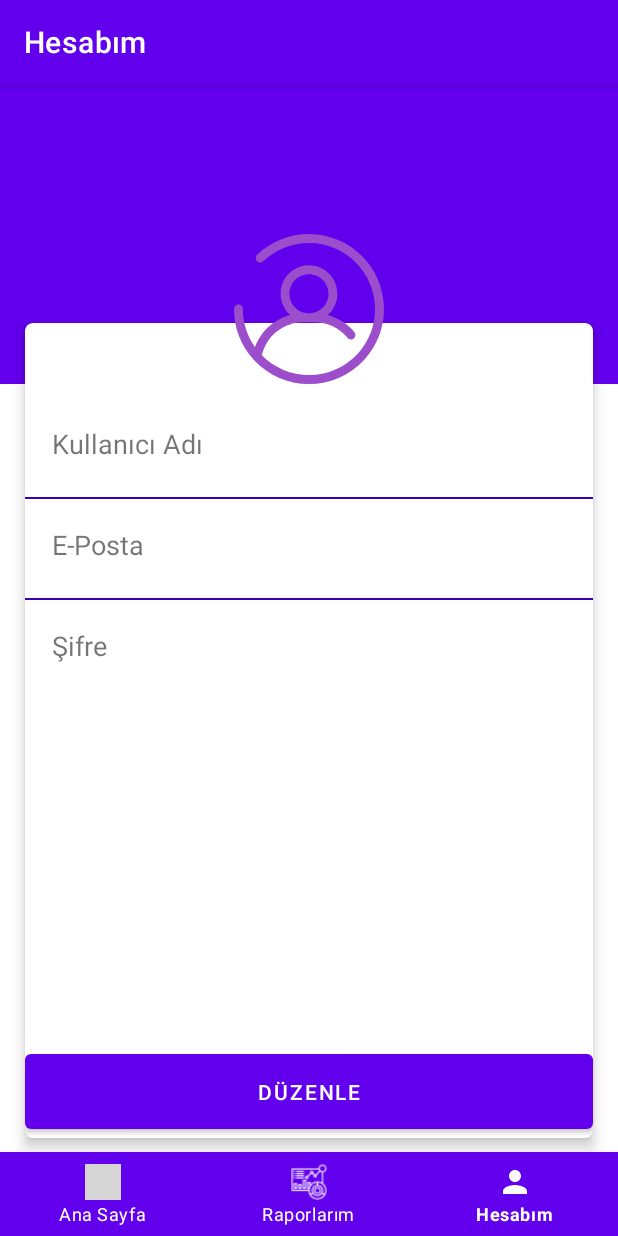
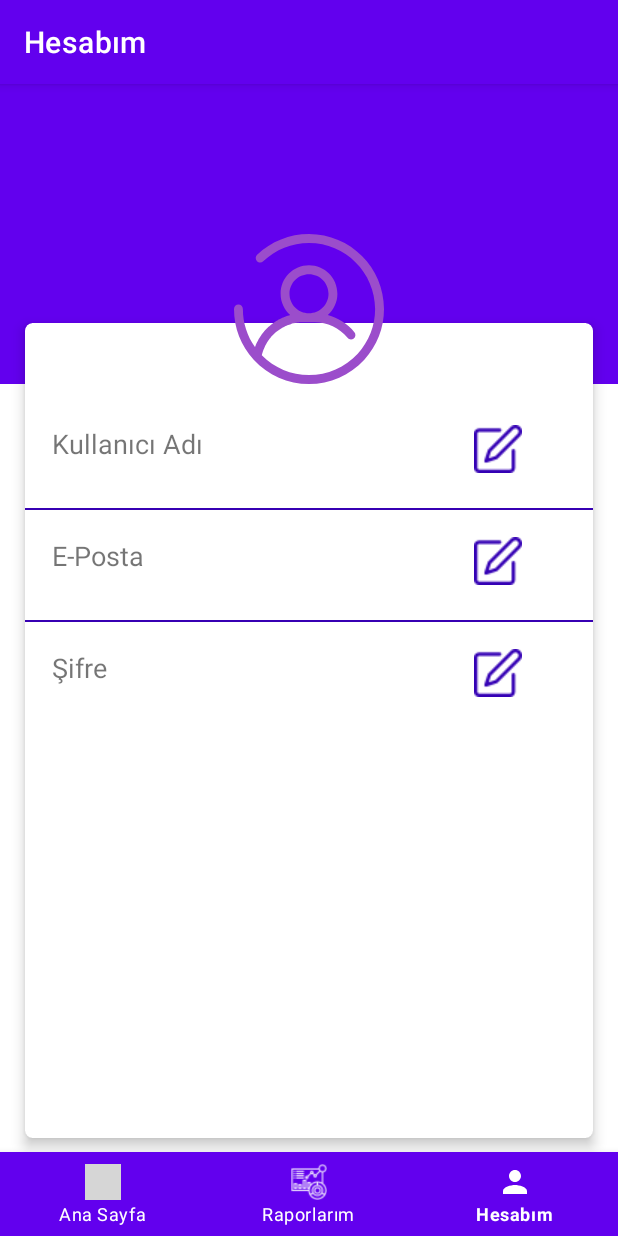
Before and after one commit to omerates760/appcentMyChallange, an Android app: the screen it shows after launch once a user with an empty profile is signed in (MainActivity), item 3 of the bottom bar chosen, on a phone screen of 412 x 824 dp. Run offline under Robolectric (Android 15) with nearby library versions, the light colour scheme and no system bars; our stand-ins replace Firebase (no records; nobody signed in at launch, a user with empty details on screens opened directly), navigation-ui; 1 statement that could not run was skipped; grey boxes are pictures that could not be loaded.

Commit message:
profile screen design changed.

```diff
--- a/app/src/main/java/com/monofire/appcentchallange/db/FbHelper.kt
+++ b/app/src/main/java/com/monofire/appcentchallange/db/FbHelper.kt
@@ -5,6 +5,7 @@ import com.google.firebase.database.*
 import com.monofire.appcentchallange.listener.QuestionListener
 import com.monofire.appcentchallange.model.Campaign
 import com.monofire.appcentchallange.model.Question
+import com.monofire.appcentchallange.model.User
 
 class FbHelper {
     private val firebaseDatabase: DatabaseReference =
@@ -42,4 +43,13 @@ class FbHelper {
 
         })
     }
+    fun userUpdateProfile(
+        user: User,
+    ) {
+        ref.child("Users").child(user.userId).apply {
+            child("email").setValue(user.eMail)
+            child("nickName").setValue(user.eMail)
+            child("passWord").setValue(user.eMail)
+        }
+    }
 }
--- a/app/src/main/java/com/monofire/appcentchallange/ui/user/ProfileFragment.kt
+++ b/app/src/main/java/com/monofire/appcentchallange/ui/user/ProfileFragment.kt
@@ -6,6 +6,8 @@ import android.view.LayoutInflater
 import android.view.View
 import android.view.ViewGroup
 import com.monofire.appcentchallange.R
+import com.monofire.appcentchallange.model.User
+import kotlinx.android.synthetic.main.fragment_profile.*
 
 class ProfileFragment : Fragment() {
 
@@ -18,4 +20,10 @@ class ProfileFragment : Fragment() {
         return inflater.inflate(R.layout.fragment_profile, container, false)
     }
 
+    override fun onViewCreated(view: View, savedInstanceState: Bundle?) {
+        super.onViewCreated(view, savedInstanceState)
+        btn_profile_edit.setOnClickListener {
+
+        }
+    }
 }
--- a/app/src/main/res/layout/fragment_profile.xml
+++ b/app/src/main/res/layout/fragment_profile.xml
@@ -57,28 +57,26 @@
                             android:layout_width="match_parent"
                             android:layout_height="wrap_content"
                             android:orientation="horizontal"
-                            android:weightSum="2.5">
+                            android:weightSum="3">
 
                             <TextView
                                 android:layout_width="0dp"
                                 android:layout_height="wrap_content"
                                 android:layout_marginBottom="5dp"
-                                android:layout_weight="1"
+                                android:layout_weight="2"
                                 android:padding="18dp"
                                 android:text="Kullanıcı Adı"
                                 android:textSize="18sp" />
 
-                            <TextView
-                                android:id="@+id/txtNickName"
+                            <ImageView
+                                android:id="@+id/editNickname"
                                 android:layout_width="0dp"
                                 android:layout_height="wrap_content"
                                 android:layout_marginBottom="5dp"
-                                android:layout_weight="1.5"
+                                android:layout_weight="1"
                                 android:gravity="end"
                                 android:padding="18dp"
-                                android:text=""
-                                android:textColor="#000"
-                                android:textSize="18sp" />
+                                android:src="@drawable/edit" />
 
                         </LinearLayout>
 
@@ -91,28 +89,26 @@
                             android:layout_width="match_parent"
                             android:layout_height="wrap_content"
                             android:orientation="horizontal"
-                            android:weightSum="2.5">
+                            android:weightSum="3">
 
                             <TextView
                                 android:layout_width="0dp"
                                 android:layout_height="wrap_content"
                                 android:layout_marginBottom="5dp"
-                                android:layout_weight="0.7"
+                                android:layout_weight="2"
                                 android:padding="18dp"
                                 android:text="E-Posta"
                                 android:textSize="18sp" />
 
-                            <TextView
-                                android:id="@+id/txtEmail"
+                            <ImageView
+                                android:id="@+id/editMail"
                                 android:layout_width="0dp"
                                 android:layout_height="wrap_content"
                                 android:layout_marginBottom="5dp"
-                                android:layout_weight="1.8"
+                                android:layout_weight="1"
                                 android:gravity="end"
                                 android:padding="18dp"
-                                android:text=""
-                                android:textColor="#000"
-                                android:textSize="18sp" />
+                                android:src="@drawable/edit" />
 
                         </LinearLayout>
 
@@ -125,44 +121,33 @@
                             android:layout_width="match_parent"
                             android:layout_height="wrap_content"
                             android:orientation="horizontal"
-                            android:weightSum="2">
+                            android:weightSum="3">
 
                             <TextView
-                                android:layout_width="match_parent"
+                                android:layout_width="0dp"
                                 android:layout_height="wrap_content"
                                 android:layout_marginBottom="5dp"
-                                android:layout_weight="1"
+                                android:layout_weight="2"
                                 android:padding="18dp"
                                 android:text="Şifre"
                                 android:textSize="18sp" />
 
-                            <TextView
-                                android:id="@+id/txtPassword"
-                                android:layout_width="match_parent"
+
+                            <ImageView
+                                android:id="@+id/editPassword"
+                                android:layout_width="0dp"
                                 android:layout_height="wrap_content"
                                 android:layout_marginBottom="5dp"
                                 android:layout_weight="1"
                                 android:gravity="end"
                                 android:padding="18dp"
-                                android:inputType="textPassword"
-                                android:text=""
-                                android:textColor="#000"
-                                android:textSize="18sp" />
+                                android:src="@drawable/edit" />
 
                         </LinearLayout>
 
                     </LinearLayout>
 
-                    <Button
-                        android:id="@+id/btn_profile_edit"
-                        style="@style/Widget.MaterialComponents.Button"
-                        android:layout_width="match_parent"
-                        android:layout_height="wrap_content"
-                        android:paddingTop="15dp"
-                        android:layout_marginTop="100dp"
-                        android:layout_gravity="center_horizontal"
-                        android:paddingBottom="15dp"
-                        android:text="Düzenle" />
+
                 </LinearLayout>
 
 
```
Also changed, not shown: app/src/main/res/drawable/edit.png (added).
